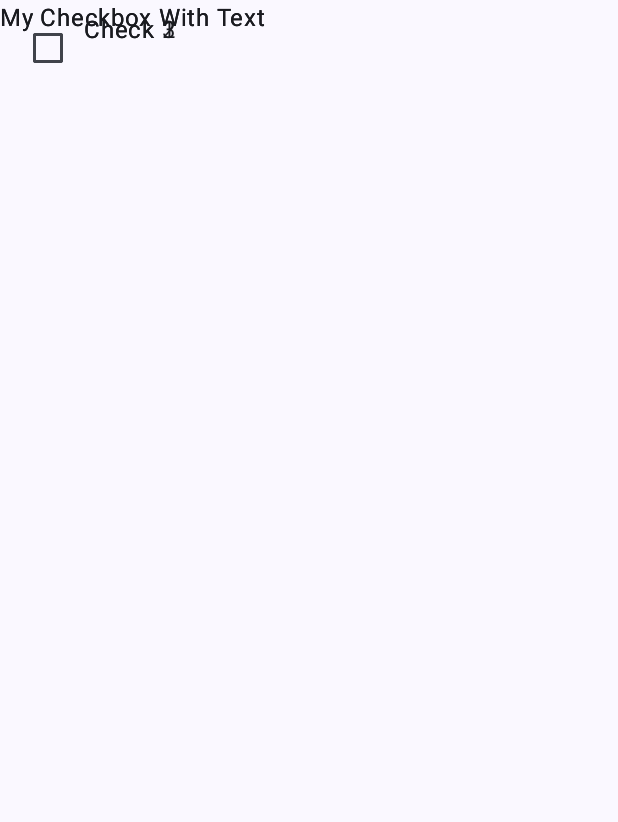
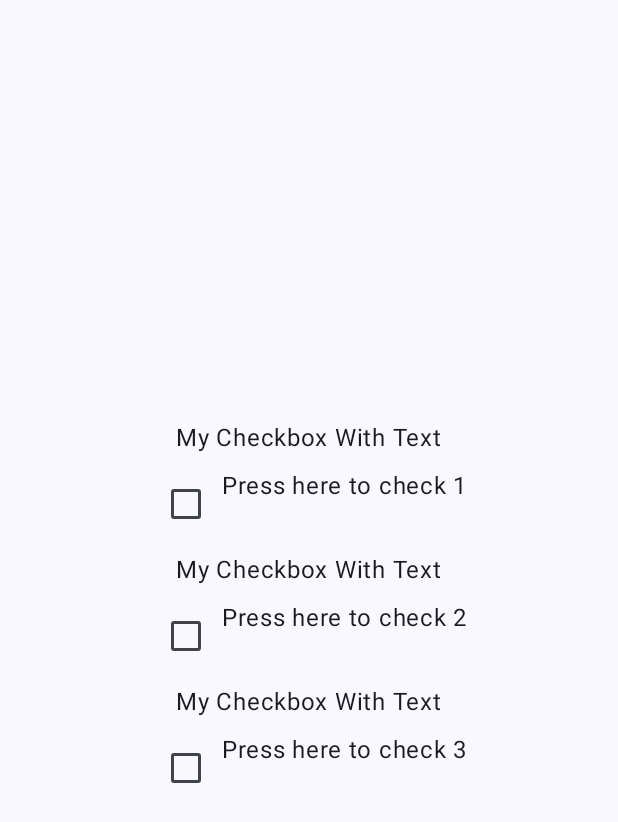
Before and after one commit to veselin0/Jetpack-Compose-Aristedes-Updated, an Android app built with Jetpack Compose: the screen it shows after launch (MainActivity), on a phone screen of 412 x 824 dp. Shown: the top 822 px of the screen. Run offline under Robolectric (Android 15) with nearby library versions, the phone set to English and light mode, and no system bars.

Commit message:
68. State hoisting con múltiples CheckBox Part 3

```diff
--- a/MyUpgradedApplication/app/src/main/java/com/example/myupgradedapplication/MainActivity.kt
+++ b/MyUpgradedApplication/app/src/main/java/com/example/myupgradedapplication/MainActivity.kt
@@ -4,6 +4,8 @@ import android.os.Bundle
 import androidx.activity.ComponentActivity
 import androidx.activity.compose.setContent
 import androidx.activity.enableEdgeToEdge
+import androidx.compose.foundation.layout.Arrangement
+import androidx.compose.foundation.layout.Column
 import androidx.compose.foundation.layout.fillMaxSize
 import androidx.compose.foundation.layout.padding
 import androidx.compose.material3.Scaffold
@@ -12,10 +14,10 @@ import androidx.compose.runtime.getValue
 import androidx.compose.runtime.mutableStateOf
 import androidx.compose.runtime.saveable.rememberSaveable
 import androidx.compose.runtime.setValue
+import androidx.compose.ui.Alignment
 import androidx.compose.ui.Modifier
 import androidx.compose.ui.tooling.preview.Devices
 import androidx.compose.ui.tooling.preview.Preview
-import com.example.myupgradedapplication.components.MyCheckboxWithText
 import com.example.myupgradedapplication.components.MyMultipleCheckboxWithText
 import com.example.myupgradedapplication.login.Greeting
 import com.example.myupgradedapplication.ui.theme.CheckInfo
@@ -26,19 +28,36 @@ class MainActivity : ComponentActivity() {
         super.onCreate(savedInstanceState)
         enableEdgeToEdge()
         setContent {
+            val myOptions = getOptions(
+                listOf(
+                    "Press here to check 1",
+                    "Press here to check 2",
+                    "Press here to check 3"
+                )
+            )
             MyUpgradedApplicationTheme {
-                /*var state by rememberSaveable { mutableStateOf(false) }
-                val checkInfo = CheckInfo(
-                    title = "Este es el bueno",
-                    selected = state,
-                    onCheckedChanged = {state = it}
-                )*/
+//                var state by rememberSavable { mutableStateOf(false) }
+//                val checkInfo = CheckInfo(
+//                    title = "Este es el bueno",
+//                    selected = state,
+//                    onCheckedChanged = {state = it}
+//                )
 
-                val myOptions = getOptions(listOf("Check 1", "Check 2", "Check 3"))
+
                 Scaffold(modifier = Modifier.fillMaxSize()) { innerPadding ->
-                    myOptions.forEach {
-                        MyMultipleCheckboxWithText(modifier = Modifier.padding(innerPadding), it)
+                    Column(
+                        modifier = Modifier.fillMaxSize(),
+                        Arrangement.Center,
+                        Alignment.CenterHorizontally
+                    ) {
+                        myOptions.forEach {
+                            MyMultipleCheckboxWithText(
+                                modifier = Modifier.padding(innerPadding),
+                                it
+                            )
+                        }
                     }
+
 
                 }
             }
```
